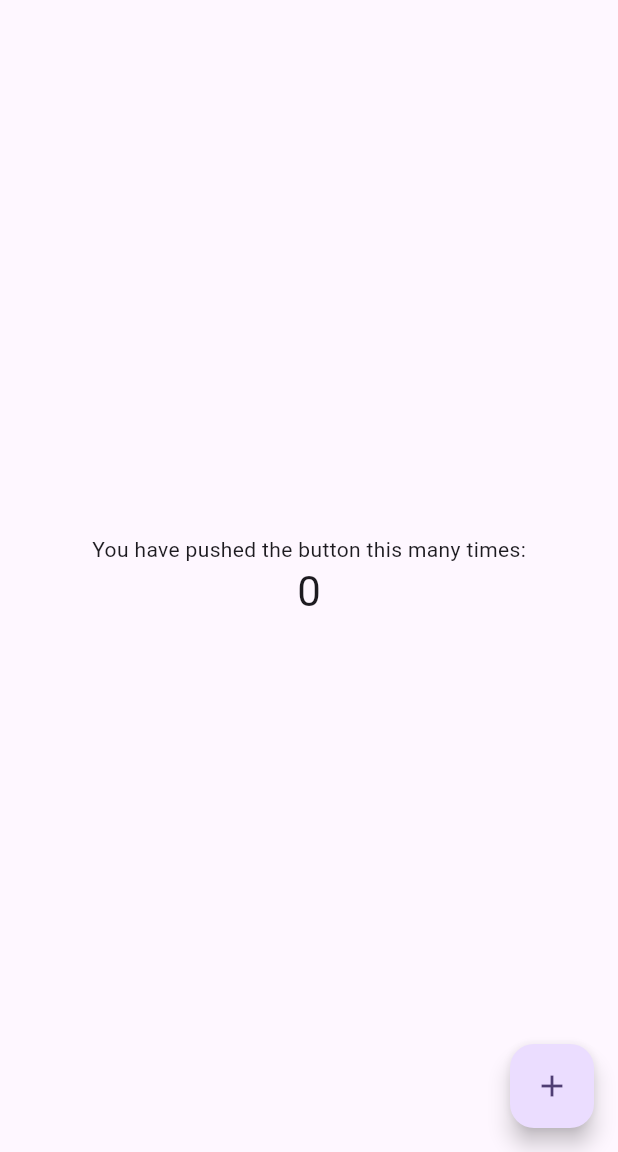
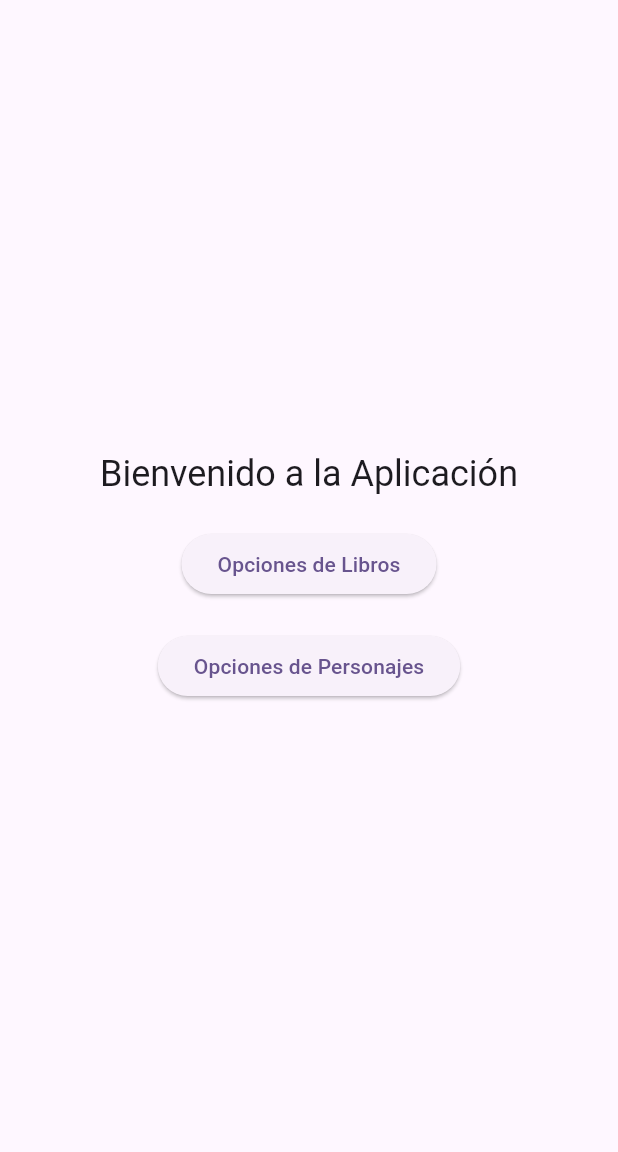
Before and after one commit to Juanipis/api-consulta-flutter-impltgr, a Flutter app: the screen it shows after launch, on a phone screen of 412 x 824 dp, the part 84-1236 px from its top. Run offline on Flutter 3.47's test engine with Material 2 defaults, Android fonts, the phone set to English and light mode, and no system bars; our stand-ins replace equatable, flutter_bloc.

```diff
--- a/music_api/lib/main.dart
+++ b/music_api/lib/main.dart
@@ -1,4 +1,11 @@
 import 'package:flutter/material.dart';
+import 'package:music_api/presentation/screens/Books/all_books/all_books_screen.dart';
+import 'package:music_api/presentation/screens/Books/all_chapters/chapters_screen.dart';
+import 'package:music_api/presentation/screens/Books/book_option/book_option.dart';
+import 'package:music_api/presentation/screens/Characters/all_characters/all_characters.dart';
+import 'package:music_api/presentation/screens/Books/id_book/id_book_screen.dart';
+import 'package:music_api/presentation/screens/Characters/character_option/character_option.dart';
+import 'package:music_api/presentation/screens/Characters/id_character/id_character.dart';
 
 void main() {
   runApp(const MyApp());
@@ -15,55 +22,63 @@ class MyApp extends StatelessWidget {
         theme: ThemeData(
           colorScheme: ColorScheme.fromSeed(seedColor: Colors.deepPurple),
           useMaterial3: true,
+          visualDensity: VisualDensity.adaptivePlatformDensity,
         ),
         home: const MyHomePage(title: 'Flutter Demo Home Page'),
-    );
+        initialRoute: '/',
+        routes: {
+          '/BookOptions': (context) => const BookOptionScreen(),
+          '/CharacterOptions': (context) => const CharacterOptionScreen(),
+          '/Chapters': (context) => const ChaptersScreen(
+                bookId: '',
+              ),
+          '/AllBooks': (context) => const AllBooksScreen(),
+          '/IDBook': (context) => const IDBookScreen(),
+          '/AllCharacters': (context) => const AllCharactersScreenState(),
+          '/IDCharacter': (context) => const IDCharacter()
+        });
   }
 }
 
-class MyHomePage extends StatefulWidget {
+class MyHomePage extends StatelessWidget {
   const MyHomePage({super.key, required this.title});
   final String title;
-
-  @override
-  State<MyHomePage> createState() => _MyHomePageState();
-}
-
-class _MyHomePageState extends State<MyHomePage> {
-  int _counter = 0;
-
-  void _incrementCounter() {
-    setState(() {
-      _counter++;
-    });
-  }
 
   @override
   Widget build(BuildContext context) {
     return Scaffold(
       appBar: AppBar(
         backgroundColor: Theme.of(context).colorScheme.inversePrimary,
-        title: Text(widget.title),
+        title: Text(title),
       ),
       body: Center(
         child: Column(
           mainAxisAlignment: MainAxisAlignment.center,
           children: <Widget>[
-            const Text(
-              'You have pushed the button this many times:',
+            Text(
+              'Bienvenido a la Aplicación',
+              style: Theme.of(context).textTheme.headline5,
             ),
-            Text(
-              '$_counter',
-              style: Theme.of(context).textTheme.headlineMedium,
+            const SizedBox(
+                height: 20), // Espaciado entre el mensaje y los botones
+            ElevatedButton(
+              onPressed: () {
+                // Navegar a la pantalla BookOptionScreen
+                Navigator.pushNamed(context, '/BookOptions');
+              },
+              child: const Text('Opciones de Libros'),
+            ),
+            const SizedBox(height: 20), // Espaciado entre los botones
+            ElevatedButton(
+              onPressed: () {
+                // Navegar a la pantalla CharacterOptionScreen
+                Navigator.pushNamed(context, '/CharacterOptions');
+              },
+              child: const Text('Opciones de Personajes'),
             ),
           ],
         ),
       ),
-      floatingActionButton: FloatingActionButton(
-        onPressed: _incrementCounter,
-        tooltip: 'Increment',
-        child: const Icon(Icons.add),
-      ),
     );
   }
 }
--- a/music_api/lib/presentation/screens/all_books/all_books_screen.dart
+++ b/music_api/lib/presentation/screens/Books/all_books/all_books_screen.dart
@@ -4,7 +4,7 @@ import 'package:music_api/blocs/books/book_blocs.dart';
 import 'package:music_api/blocs/books/book_events.dart';
 import 'package:music_api/blocs/books/book_states.dart';
 import 'package:music_api/models/book.dart';
-import 'package:music_api/presentation/all_chapters/chapters_screen.dart';
+import 'package:music_api/presentation/screens/Books/all_chapters/chapters_screen.dart';
 import 'package:music_api/repositories/book.dart';
 
 class AllBooksScreen extends StatefulWidget {
```
Also changed, not shown: music_api/lib/presentation/screens/Books/book_option/book_option.dart (added, +41 -0 lines), music_api/lib/presentation/screens/Characters/all_characters/all_characters.dart (added, +73 -0 lines), music_api/lib/presentation/screens/Characters/character_option/character_option.dart (added, +53 -0 lines), music_api/lib/presentation/screens/Characters/id_character/id_character.dart (added, +92 -0 lines), music_api/lib/presentation/screens/all_characters/all_characters.dart (deleted, +0 -51 lines), music_api/lib/presentation/screens/id_character/id_character.dart (deleted, +0 -58 lines), music_api/lib/presentation/screens/Books/all_chapters/chapters_screen.dart (renamed from music_api/lib/presentation/all_chapters/chapters_screen.dart), music_api/lib/presentation/screens/Books/id_book/id_book_screen.dart (renamed from music_api/lib/presentation/screens/id_book/id_book_screen.dart). Lines whose indentation alone changed are shown as unchanged.
